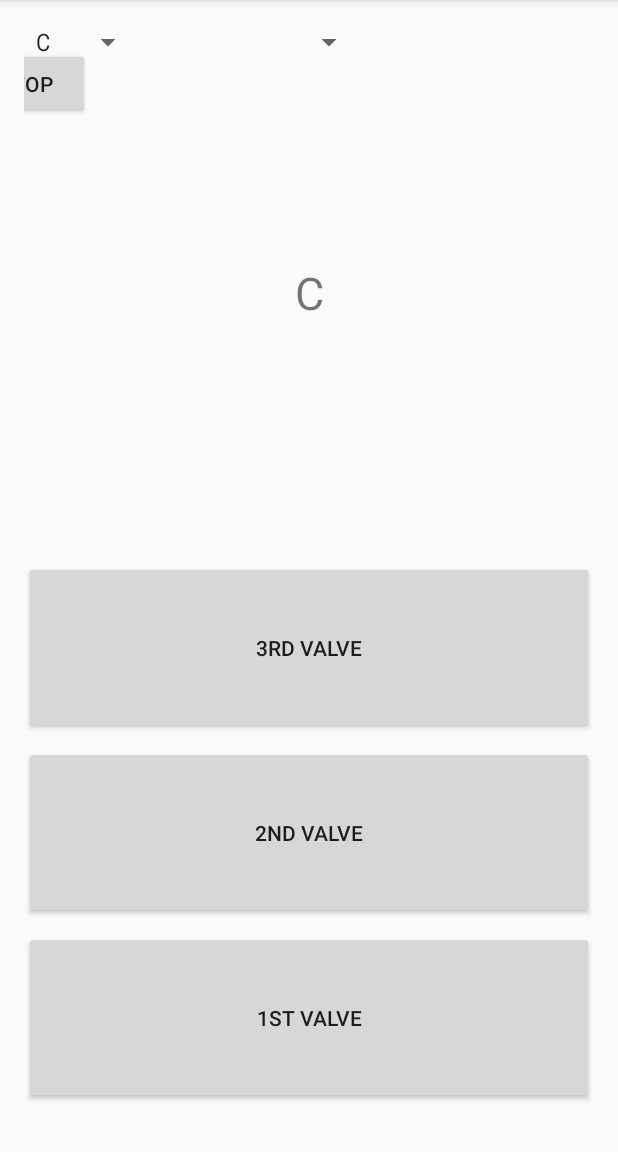
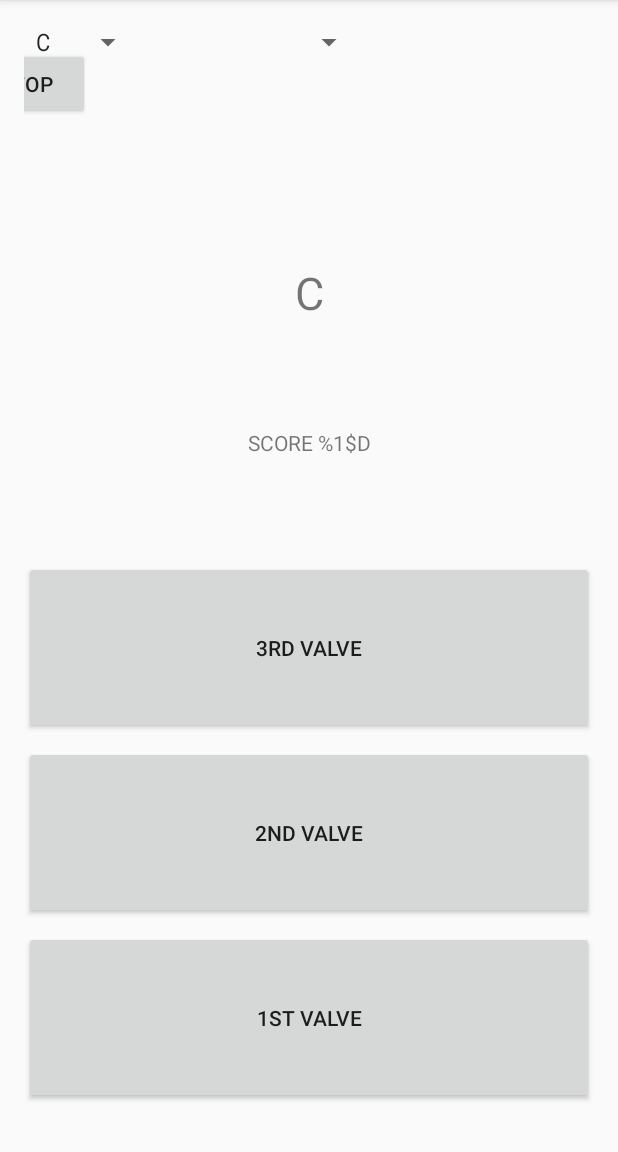
Before and after one commit to jaredblack/brass-scale-practice, an Android app: the screen it shows after launch (MainActivity), after a tap on "START", on a phone screen of 412 x 824 dp, the part 84-1236 px from its top. Run offline under Robolectric (Android 15) with nearby library versions, the phone set to English and light mode, and no system bars.

Commit message:
Sort of broken changes I made on laptop w/ score display

```diff
--- a/BrassScalePractice/app/src/main/java/com/jhblack/brassscalepractice/MainActivity.java
+++ b/BrassScalePractice/app/src/main/java/com/jhblack/brassscalepractice/MainActivity.java
@@ -2,6 +2,7 @@ package com.jhblack.brassscalepractice;
 
 import android.content.Context;
 import android.content.res.ColorStateList;
+import android.content.res.Resources;
 import android.graphics.Color;
 import android.graphics.PorterDuff;
 import android.media.SoundPool;
@@ -35,7 +36,7 @@ public class MainActivity extends AppCompatActivity {
     Button startButton;
     TextView noteView;
     boolean lastWasWrong = false;
-    int score;
+    int score = 0;
 
     @Override
     protected void onCreate(Bundle savedInstanceState) {
@@ -88,6 +89,7 @@ public class MainActivity extends AppCompatActivity {
             startButton.setText(R.string.start_state);
             noteView.setText(R.string.note_display_default);
             firstTime = true;
+            score = 0;
         }
     }
 
@@ -97,18 +99,29 @@ public class MainActivity extends AppCompatActivity {
 
             if (Arrays.equals(correctValves, valvesPressed)) {
                 final String currentNoteName = cMaj.getNoteName();
-                runOnUiThread(new Runnable() {
-                    @Override
-                    public void run() {
-                        noteView.setText(currentNoteName);
-                    }
-                });
 
                 if(lastWasWrong) {
                     valve1.getBackground().clearColorFilter();
                     valve2.getBackground().clearColorFilter();
                     valve3.getBackground().clearColorFilter();
+                } else {
+                    incrementScore();
                 }
+                runOnUiThread(new Runnable() {
+                    @Override
+                    public void run() {
+                        noteView.setText(currentNoteName);
+                        Resources res = getResources();
+//                        TextView scoreView = findViewById(R.id.score_view);
+                        //String scoreText =
+                         res.getString(R.string.score, score);
+//                        scoreView.setText(scoreText);
+                    }
+                });
+
+
+
+
 
                 Log.d("MainActivity/valveCheck", "Note " + currentNoteName + " is correct");
                 soundPool.stop(lastNote);
@@ -134,4 +147,14 @@ public class MainActivity extends AppCompatActivity {
             valve3.getBackground().setColorFilter(Color.GREEN, PorterDuff.Mode.MULTIPLY);
         soundPool.play(wrongId,1,1,1,1,1f);
     }
+
+    private void incrementScore() {
+        if(cMaj.getCurrentNote() == 7) {
+            score += 10;
+        } else {
+            score += 6;
+        }
+    }
+
+
 }
--- a/BrassScalePractice/app/src/main/res/layout/activity_main.xml
+++ b/BrassScalePractice/app/src/main/res/layout/activity_main.xml
@@ -79,4 +79,19 @@
         tools:layout_editor_absoluteX="104dp"
         tools:layout_editor_absoluteY="32dp" />
 
+    <TextView
+        android:id="@+id/score_view"
+        android:layout_width="wrap_content"
+        android:layout_height="wrap_content"
+        android:layout_marginBottom="8dp"
+        android:layout_marginEnd="8dp"
+        android:layout_marginStart="8dp"
+        android:layout_marginTop="8dp"
+        android:text="@string/score"
+        android:textAllCaps="true"
+        app:layout_constraintBottom_toTopOf="@+id/valve_3"
+        app:layout_constraintEnd_toEndOf="parent"
+        app:layout_constraintStart_toStartOf="parent"
+        app:layout_constraintTop_toBottomOf="@+id/note_display" />
+
 </android.support.constraint.ConstraintLayout>
--- a/BrassScalePractice/app/src/main/res/values/strings.xml
+++ b/BrassScalePractice/app/src/main/res/values/strings.xml
@@ -21,4 +21,5 @@
         <item>B&#9837;</item>
         <item>F&#9837;</item>
     </string-array>
+    <string name="score">Score %1$d</string>
 </resources>
```
